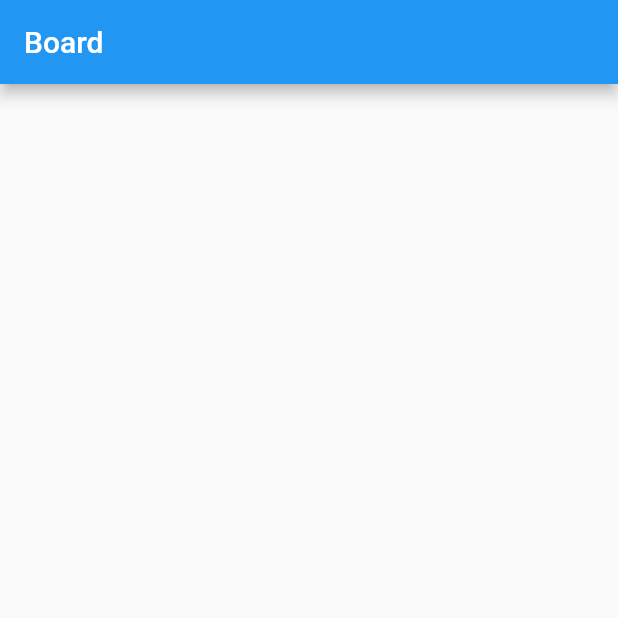
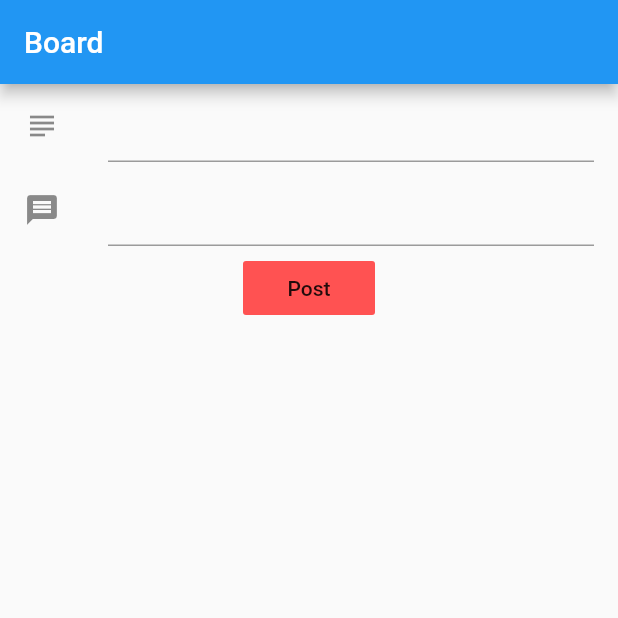
Before and after one commit to PixelA/firebase_setup, a Flutter app: the screen it shows after launch, on a phone screen of 412 x 824 dp, the top half of it. Run offline on Flutter 3.47's test engine with Material 2 defaults, Android fonts, the phone set to English and light mode, and no system bars; our stand-ins replace firebase_database; accounts and stored records are empty.

Commit message:
Setting up the community board page to talk to firebase.

```diff
--- a/lib/main.dart
+++ b/lib/main.dart
@@ -1,10 +1,6 @@
 import 'package:firebase_setup/model/board.dart';
 import 'package:flutter/material.dart';
 import 'package:firebase_database/firebase_database.dart';
-
-
-
-
 
 void main() => runApp(MyApp());
 
@@ -15,7 +11,6 @@ class MyApp extends StatelessWidget {
     return MaterialApp(
       title: 'Community Board',
       theme: ThemeData(
-
         primarySwatch: Colors.blue,
       ),
       home: MyHomePage(),
@@ -24,20 +19,16 @@ class MyApp extends StatelessWidget {
 }
 
 class MyHomePage extends StatefulWidget {
-
   @override
   _MyHomePageState createState() => _MyHomePageState();
 }
 
 class _MyHomePageState extends State<MyHomePage> {
-
-
   List<Board> boardMessages = List();
   Board board;
   final FirebaseDatabase database = FirebaseDatabase.instance;
   final GlobalKey<FormState> formKey = GlobalKey<FormState>();
   DatabaseReference databaseReference;
-
 
   @override
   void initState() {
@@ -46,9 +37,7 @@ class _MyHomePageState extends State<MyHomePage> {
     board = Board("", "");
     databaseReference = database.reference().child("community_board");
     databaseReference.onChildAdded.listen(_onEntryAdded);
-
   }
-
 
 //  void _incrementCounter() {
 //
@@ -71,20 +60,46 @@ class _MyHomePageState extends State<MyHomePage> {
   @override
   Widget build(BuildContext context) {
     return Scaffold(
-      appBar: AppBar(
-
-        title: Text("Board"),
-      ),
-      body: Center(
-
-        child: Column(
-
-          mainAxisAlignment: MainAxisAlignment.center,
-          children: <Widget>[],
+        appBar: AppBar(
+          title: Text("Board"),
         ),
-      ),
-
-    );
+        body: Column(
+          children: <Widget>[
+            Flexible(
+              flex: 0,
+              child: Form(
+                key: formKey,
+                child: Flex(direction: Axis.vertical,
+                children: <Widget>[
+                  ListTile(
+                    leading: Icon(Icons.subject),
+                    title: TextFormField(
+                      initialValue: "",
+                      onSaved: (val) => board.subject = val,
+                      validator: (val) => val == "" ? val : null,
+                    ),
+                  ),
+                  ListTile(
+                    leading: Icon(Icons.message),
+                    title: TextFormField(
+                      initialValue: "",
+                      onSaved: (val) => board.body = val,
+                      validator: (val) => val == "" ? val : null,
+                    ),
+                  ),
+                  FlatButton(
+                    child: Text("Post"),
+                    color: Colors.redAccent,
+                    onPressed: () {
+                      handleSubmit();
+                    },
+                  )
+                ],
+              ),
+            ),
+            ),
+          ],
+        ));
   }
 
   void _onEntryAdded(Event event) {
@@ -92,4 +107,15 @@ class _MyHomePageState extends State<MyHomePage> {
       boardMessages.add(Board.fromSnapshot(event.snapshot));
     });
   }
+
+  void handleSubmit() {
+    final FormState form = formKey.currentState;
+      if (form.validate()) {
+        form.save();
+        form.reset();
+        //save form data to database
+        databaseReference.push().set(board.toJson());
+
+      }
+  }
 }
```
